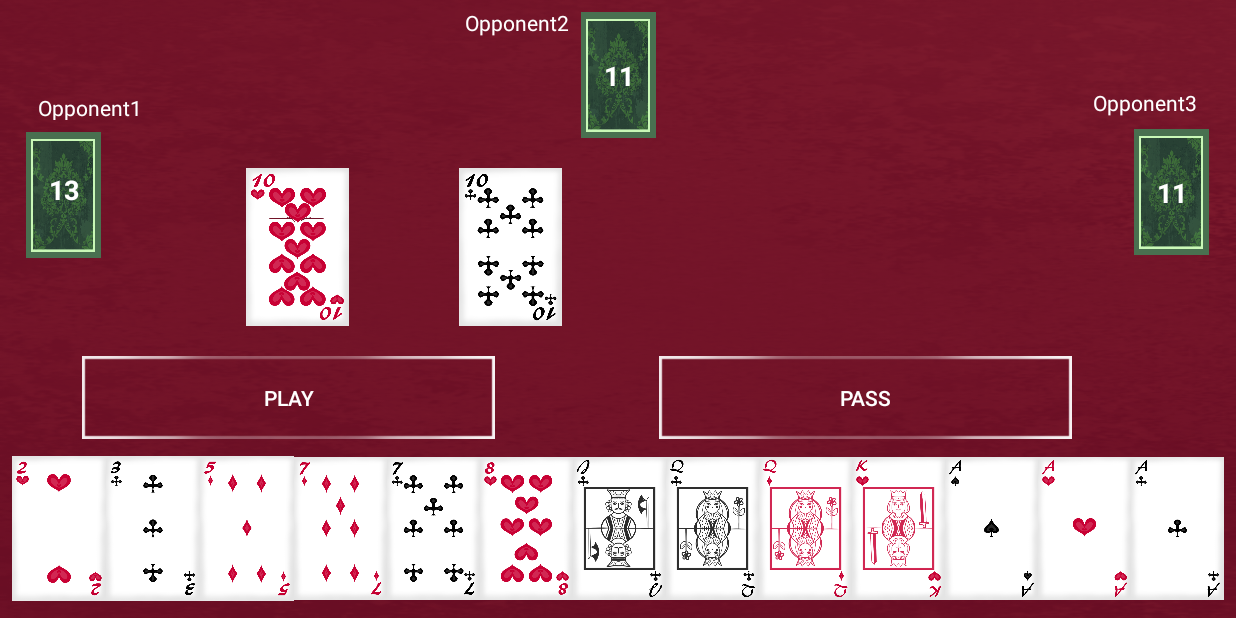
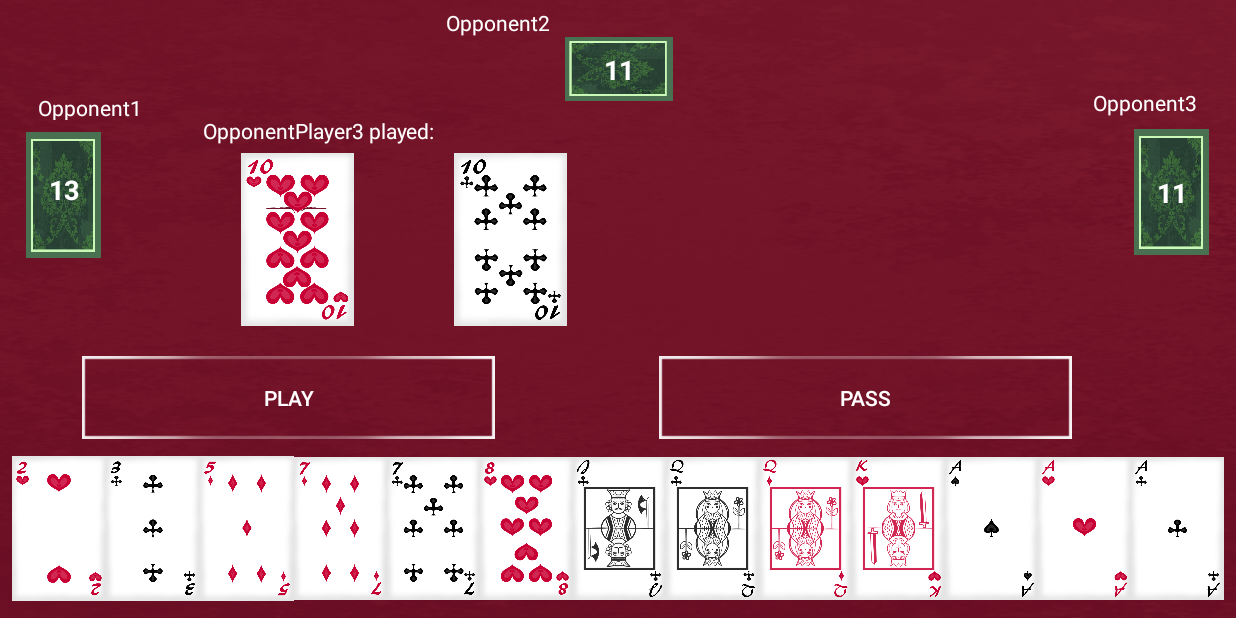
Before and after one commit to wagner-daniel94/Arschloch, an Android app: the GameActivity screen opened directly, with no data from a screen before it, on a phone screen of 824 x 412 dp (held sideways). Run offline under Robolectric (Android 15) with nearby library versions, the phone set to English and light mode, and no system bars.

Commit message:
Änderung TextView CardsPlayedBy

```diff
--- a/app/src/main/java/com/example/arschloch/GameActivity.java
+++ b/app/src/main/java/com/example/arschloch/GameActivity.java
@@ -37,6 +37,8 @@ public class GameActivity extends AppCompatActivity implements View.OnClickListe
     TextView TVacop3;
     TextView TVacop1;
     TextView TVacop2;
+
+    TextView TVCardsPlayedBy;
     //Kartenstapel mit allen Karten
     CardDeck card_deck;
     //Spieler an der Reihe
@@ -80,6 +82,7 @@ public class GameActivity extends AppCompatActivity implements View.OnClickListe
         TVacop1 = (TextView)findViewById(R.id.TVacop1) ;
         TVacop2 = (TextView)findViewById(R.id.TVacop2) ;
 
+        TVCardsPlayedBy = (TextView)findViewById(R.id.TVCardsPlayedBy);
 
         playBtn.setOnClickListener(this);
         passBtn.setOnClickListener(this);
@@ -125,8 +128,10 @@ public class GameActivity extends AppCompatActivity implements View.OnClickListe
                     checkSkipAmount();
                     //play_card gibt einen boolean zurück ob Karten gespielt wurden
                     if(humanPlayer.getCards().size() != 0) {
-                        if (humanPlayer.play_card())
+                        if (humanPlayer.play_card()) {
+                            TVCardsPlayedBy.setText("You played:");
                             amountSkipped = 0;
+                        }
                         else
                             //Der Spieler kann durch drücken auf Play nicht skippen
                             throw new Exception("Invalid move!");
@@ -152,6 +157,7 @@ public class GameActivity extends AppCompatActivity implements View.OnClickListe
                     if(opponentPlayer1.getCards().size() != 0) {
                         if (opponentPlayer1.play_card()) {
                             amountSkipped = 0;
+                            TVCardsPlayedBy.setText("OpponentPlayer1 played:");
                             TVacop1.setText(String.valueOf(opponentPlayer1.getCards().size()));
                         } else
                             amountSkipped++;
@@ -160,6 +166,7 @@ public class GameActivity extends AppCompatActivity implements View.OnClickListe
                     checkSkipAmount();
                     if(opponentPlayer2.getCards().size() != 0) {
                         if (opponentPlayer2.play_card()) {
+                            TVCardsPlayedBy.setText("OpponentPlayer2 played:");
                             amountSkipped = 0;
                             TVacop2.setText(String.valueOf(opponentPlayer2.getCards().size()));
                         } else
@@ -170,6 +177,7 @@ public class GameActivity extends AppCompatActivity implements View.OnClickListe
                     checkSkipAmount();
                     if(opponentPlayer3.getCards().size() != 0) {
                         if (opponentPlayer3.play_card()) {
+                            TVCardsPlayedBy.setText("OpponentPlayer3 played:");
                             amountSkipped = 0;
                             TVacop3.setText(String.valueOf(opponentPlayer2.getCards().size()));
                         } else
@@ -206,6 +214,7 @@ public class GameActivity extends AppCompatActivity implements View.OnClickListe
                     checkSkipAmount();
                 if(opponentPlayer1.getCards().size() != 0) {
                     if (opponentPlayer1.play_card()) {
+                        TVCardsPlayedBy.setText("OpponentPlayer1 played:");
                         amountSkipped = 0;
                         TVacop1.setText(String.valueOf(opponentPlayer1.getCards().size()));
                     } else
@@ -216,6 +225,7 @@ public class GameActivity extends AppCompatActivity implements View.OnClickListe
                     checkSkipAmount();
                 if(opponentPlayer2.getCards().size() !=0) {
                     if (opponentPlayer2.play_card()) {
+                        TVCardsPlayedBy.setText("OpponentPlayer2 played:");
                         amountSkipped = 0;
                         TVacop2.setText(String.valueOf(opponentPlayer2.getCards().size()));
                     } else
@@ -226,6 +236,7 @@ public class GameActivity extends AppCompatActivity implements View.OnClickListe
                     checkSkipAmount();
                 if(opponentPlayer3.getCards().size() !=0) {
                     if (opponentPlayer3.play_card()) {
+                        TVCardsPlayedBy.setText("OpponentPlayer3 played:");
                         amountSkipped = 0;
                         TVacop3.setText(String.valueOf(opponentPlayer3.getCards().size()));
                     } else
@@ -512,9 +523,10 @@ public class GameActivity extends AppCompatActivity implements View.OnClickListe
         opponentPlayer2.setWinner(false);
         opponentPlayer3.setArschloch(false);
         opponentPlayer3.setWinner(false);
-
-
-
+        TVacop1.setText(String.valueOf(opponentPlayer1.getCards().size()));
+        TVacop2.setText(String.valueOf(opponentPlayer2.getCards().size()));
+        TVacop3.setText(String.valueOf(opponentPlayer3.getCards().size()));
+        TVCardsPlayedBy.setText("");
 
         //Je nachdem wer zuerst dran ist
 
@@ -523,6 +535,7 @@ public class GameActivity extends AppCompatActivity implements View.OnClickListe
             Toast.makeText(this,"Opponent Player 1 begins",Toast.LENGTH_LONG).show();
 
             if (opponentPlayer1.play_card()) {
+                TVCardsPlayedBy.setText("OpponentPlayer1 played:");
                 amountSkipped = 0;
                 TVacop1.setText(String.valueOf(opponentPlayer1.getCards().size()));
             }
@@ -530,14 +543,16 @@ public class GameActivity extends AppCompatActivity implements View.OnClickListe
                 amountSkipped++;
             //Thread.sleep(5000);
             if (opponentPlayer2.play_card()) {
+                TVCardsPlayedBy.setText("OpponentPlayer2 played:");
                 amountSkipped = 0;
                 TVacop2.setText(String.valueOf(opponentPlayer2.getCards().size()));
             } else
                 amountSkipped++;
             //Thread.sleep(500);
             if (opponentPlayer3.play_card()) {
+                TVCardsPlayedBy.setText("OpponentPlayer3 played:");
                 amountSkipped = 0;
-                TVacop3.setText(String.valueOf(opponentPlayer2.getCards().size()));
+                TVacop3.setText(String.valueOf(opponentPlayer3.getCards().size()));
             } else
                 amountSkipped++;
 
@@ -548,14 +563,16 @@ public class GameActivity extends AppCompatActivity implements View.OnClickListe
             Toast.makeText(this,"Opponent Player 2 begins",Toast.LENGTH_LONG).show();
 
             if (opponentPlayer2.play_card()) {
+                TVCardsPlayedBy.setText("OpponentPlayer2 played:");
                 amountSkipped = 0;
                 TVacop2.setText(String.valueOf(opponentPlayer2.getCards().size()));
             } else
                 amountSkipped++;
             //Thread.sleep(500);
             if (opponentPlayer3.play_card()) {
+                TVCardsPlayedBy.setText("OpponentPlayer3 played:");
                 amountSkipped = 0;
-                TVacop3.setText(String.valueOf(opponentPlayer2.getCards().size()));
+                TVacop3.setText(String.valueOf(opponentPlayer3.getCards().size()));
             } else
                 amountSkipped++;
         }
@@ -565,8 +582,9 @@ public class GameActivity extends AppCompatActivity implements View.OnClickListe
             Toast.makeText(this,"Opponent Player 3 begins",Toast.LENGTH_LONG).show();
 
             if (opponentPlayer3.play_card()) {
+                TVCardsPlayedBy.setText("OpponentPlayer3 played:");
                 amountSkipped = 0;
-                TVacop3.setText(String.valueOf(opponentPlayer2.getCards().size()));
+                TVacop3.setText(String.valueOf(opponentPlayer3.getCards().size()));
             } else
                 amountSkipped++;
         }
--- a/app/src/main/res/layout/activity_game.xml
+++ b/app/src/main/res/layout/activity_game.xml
@@ -203,16 +203,16 @@
 
         android:layout_marginStart="60dp"
         android:layout_marginTop="20dp"
+
         android:layout_marginEnd="60dp"
+        android:layout_marginBottom="20dp"
 
-        android:layout_marginBottom="20dp"
         android:orientation="horizontal"
-
-        app:layout_constraintTop_toBottomOf="@id/IVop2"
+        android:weightSum="4"
+        app:layout_constraintBottom_toTopOf="@id/playBtn"
+        app:layout_constraintEnd_toStartOf="@id/IVop3"
         app:layout_constraintStart_toEndOf="@id/IVop1"
-        app:layout_constraintEnd_toStartOf="@id/IVop3"
-        app:layout_constraintBottom_toTopOf="@id/playBtn"
-        android:weightSum="4">
+        app:layout_constraintTop_toBottomOf="@+id/IVop2">
 
         <ImageView
             android:id="@+id/middlecard1"
@@ -225,18 +225,18 @@
             android:id="@+id/middlecard2"
             android:layout_width="0dp"
             android:layout_height="wrap_content"
-            android:layout_weight="1"
             android:layout_marginStart="0dp"
             android:layout_toEndOf="@+id/middlecard1"
+            android:layout_weight="1"
             app:srcCompat="@drawable/back" />
 
         <ImageView
             android:id="@+id/middlecard3"
             android:layout_width="0dp"
             android:layout_height="wrap_content"
-            android:layout_weight="1"
             android:layout_marginStart="0dp"
             android:layout_toEndOf="@+id/middlecard2"
+            android:layout_weight="1"
             app:srcCompat="@drawable/back" />
 
         <ImageView
@@ -244,8 +244,8 @@
             android:layout_width="0dp"
             android:layout_height="wrap_content"
             android:layout_marginStart="0dp"
+            android:layout_toEndOf="@+id/middlecard3"
             android:layout_weight="1"
-            android:layout_toEndOf="@+id/middlecard3"
             app:srcCompat="@drawable/back" />
     </LinearLayout>
 
@@ -267,12 +267,12 @@
 
     <ImageView
         android:id="@+id/IVop2"
-        android:layout_width="50dp"
-        android:layout_height="84dp"
+        android:layout_width="75dp"
+        android:layout_height="72dp"
         android:layout_marginStart="8dp"
-        android:layout_marginTop="8dp"
+        android:layout_marginTop="10dp"
         android:layout_marginEnd="8dp"
-        android:orientation="horizontal"
+        android:rotation="90"
         app:layout_constraintEnd_toEndOf="parent"
         app:layout_constraintStart_toStartOf="parent"
         app:layout_constraintTop_toTopOf="parent"
@@ -369,5 +369,17 @@
         app:layout_constraintStart_toStartOf="@+id/IVop3"
         app:layout_constraintTop_toTopOf="@+id/IVop3" />
 
+    <TextView
+        android:id="@+id/TVCardsPlayedBy"
+        android:layout_width="wrap_content"
+        android:layout_height="wrap_content"
+        android:layout_marginStart="8dp"
+        android:layout_marginBottom="5dp"
+        android:text="text"
+        android:textColor="#FFFFFF"
+        android:visibility="visible"
+        app:layout_constraintBottom_toTopOf="@+id/relativeLayout2"
+        app:layout_constraintStart_toStartOf="@+id/relativeLayout2" />
+
 
 </android.support.constraint.ConstraintLayout>
```
